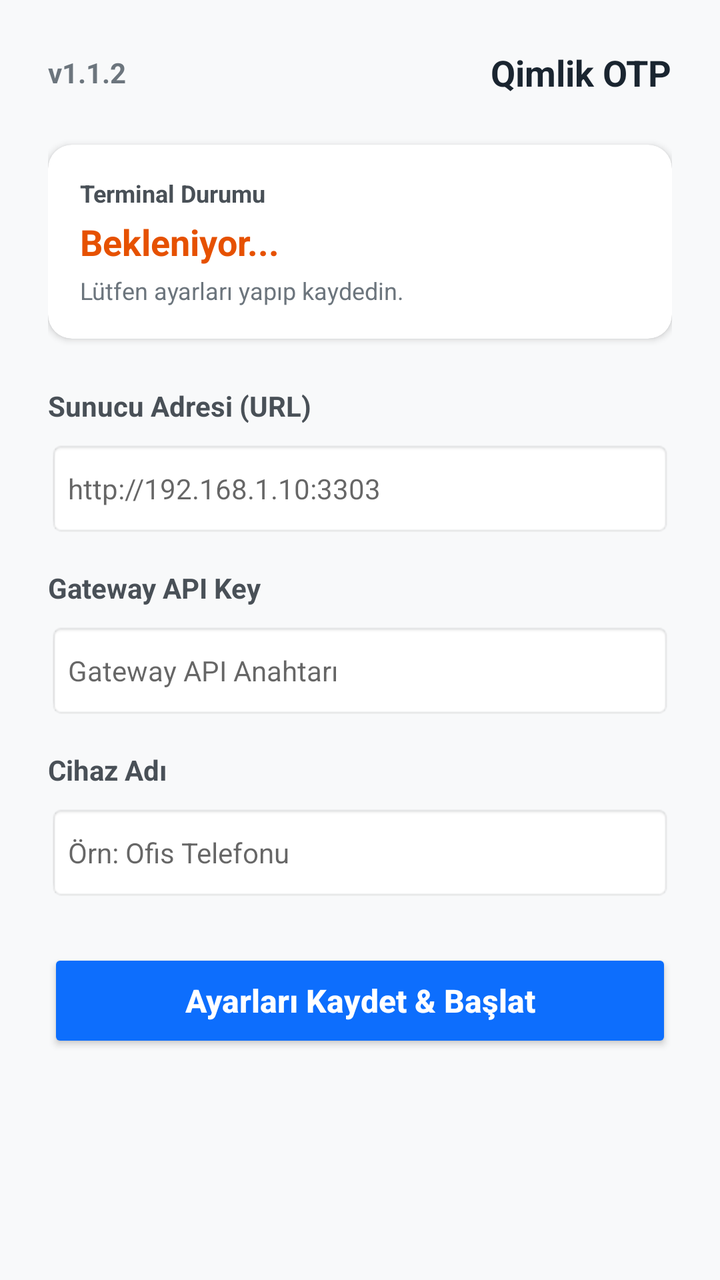
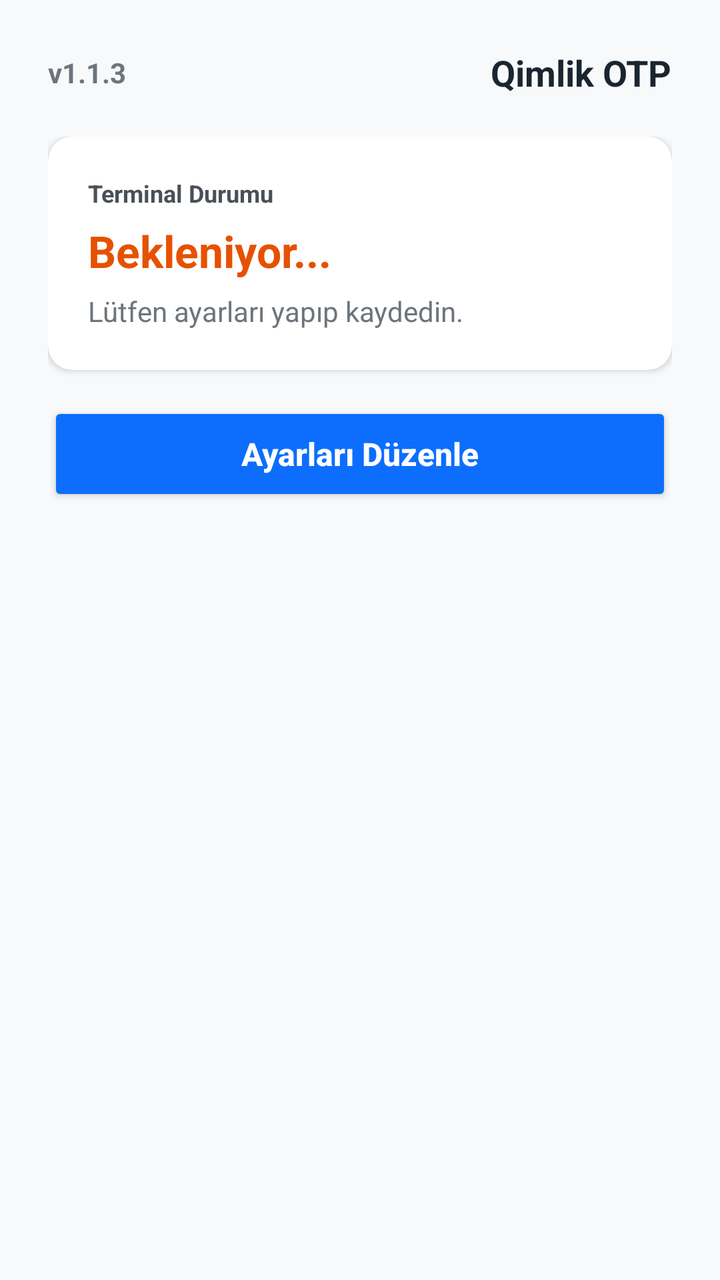

Before-and-after screenshots of an Android layout around one commit, followed by the original layout XML and the change that was made.
<!-- AndroidManifest.xml: application theme Theme.AppCompat.Light.NoActionBar -->
<!-- res/layout/activity_main.xml -->
<?xml version="1.0" encoding="utf-8"?>
<ScrollView xmlns:android="http://schemas.android.com/apk/res/android"
    xmlns:app="http://schemas.android.com/apk/res-auto"
    android:layout_width="match_parent"
    android:layout_height="match_parent"
    android:background="#F8F9FA"
    android:fillViewport="true">

    <LinearLayout
        android:layout_width="match_parent"
        android:layout_height="wrap_content"
        android:orientation="vertical"
        android:padding="24dp">

        
        <LinearLayout
            android:layout_width="match_parent"
            android:layout_height="wrap_content"
            android:orientation="horizontal"
            android:gravity="center_vertical"
            android:layout_marginBottom="24dp">

            <TextView
                android:id="@+id/versionText"
                android:layout_width="wrap_content"
                android:layout_height="wrap_content"
                android:text="v1.1.2"
                android:textColor="#6C757D"
                android:textSize="14sp"
                android:textStyle="bold" />

            <View
                android:layout_width="0dp"
                android:layout_height="0dp"
                android:layout_weight="1" />

            <TextView
                android:layout_width="wrap_content"
                android:layout_height="wrap_content"
                android:text="Qimlik OTP"
                android:textColor="#1A2530"
                android:textSize="18sp"
                android:textStyle="bold" />
        </LinearLayout>

        
        <androidx.cardview.widget.CardView
            android:layout_width="match_parent"
            android:layout_height="wrap_content"
            android:layout_marginBottom="24dp"
            app:cardCornerRadius="12dp"
            app:cardElevation="2dp"
            app:cardBackgroundColor="#FFFFFF">

            <LinearLayout
                android:layout_width="match_parent"
                android:layout_height="wrap_content"
                android:orientation="vertical"
                android:padding="16dp">

                <TextView
                    android:layout_width="wrap_content"
                    android:layout_height="wrap_content"
                    android:text="Terminal Durumu"
                    android:textColor="#495057"
                    android:textSize="12sp"
                    android:textStyle="bold"
                    android:layout_marginBottom="4dp"/>

                <TextView
                    android:id="@+id/statusText"
                    android:layout_width="wrap_content"
                    android:layout_height="wrap_content"
                    android:text="Bekleniyor..."
                    android:textColor="#E65100"
                    android:textSize="18sp"
                    android:textStyle="bold" />
                
                <TextView
                    android:id="@+id/statusSubText"
                    android:layout_width="wrap_content"
                    android:layout_height="wrap_content"
                    android:text="Lütfen ayarları yapıp kaydedin."
                    android:textColor="#6C757D"
                    android:textSize="12sp"
                    android:layout_marginTop="4dp"/>
            </LinearLayout>
        </androidx.cardview.widget.CardView>

        
        <TextView
            android:layout_width="wrap_content"
            android:layout_height="wrap_content"
            android:text="Sunucu Adresi (URL)"
            android:textColor="#495057"
            android:textSize="14sp"
            android:textStyle="bold"
            android:layout_marginBottom="8dp"/>

        <EditText
            android:id="@+id/editServerUrl"
            android:layout_width="match_parent"
            android:layout_height="48dp"
            android:background="@android:drawable/editbox_background_normal"
            android:hint="http://192.168.1.10:3303"
            android:inputType="textUri"
            android:padding="10dp"
            android:textSize="14sp"
            android:layout_marginBottom="16dp"/>

        <TextView
            android:layout_width="wrap_content"
            android:layout_height="wrap_content"
            android:text="Gateway API Key"
            android:textColor="#495057"
            android:textSize="14sp"
            android:textStyle="bold"
            android:layout_marginBottom="8dp"/>

        <EditText
            android:id="@+id/editGatewayKey"
            android:layout_width="match_parent"
            android:layout_height="48dp"
            android:background="@android:drawable/editbox_background_normal"
            android:hint="Gateway API Anahtarı"
            android:inputType="textPassword"
            android:padding="10dp"
            android:textSize="14sp"
            android:layout_marginBottom="16dp"/>

        <TextView
            android:layout_width="wrap_content"
            android:layout_height="wrap_content"
            android:text="Cihaz Adı"
            android:textColor="#495057"
            android:textSize="14sp"
            android:textStyle="bold"
            android:layout_marginBottom="8dp"/>

        <EditText
            android:id="@+id/editDeviceName"
            android:layout_width="match_parent"
            android:layout_height="48dp"
            android:background="@android:drawable/editbox_background_normal"
            android:hint="Örn: Ofis Telefonu"
            android:inputType="text"
            android:padding="10dp"
            android:textSize="14sp"
            android:layout_marginBottom="24dp"/>

        
        <Button
            android:id="@+id/btnSave"
            android:layout_width="match_parent"
            android:layout_height="52dp"
            android:text="Ayarları Kaydet &amp; Başlat"
            android:textAllCaps="false"
            android:textSize="16sp"
            android:textStyle="bold"
            android:textColor="#FFFFFF"
            android:backgroundTint="#0D6EFD"/>

    </LinearLayout>
</ScrollView>
<!-- resources referenced by this layout -->
<resources>

</resources>

<!-- the commit's change to res/layout/activity_main.xml (unified diff, before → after) -->
@@ -18,13 +18,13 @@
             android:layout_height="wrap_content"
             android:orientation="horizontal"
             android:gravity="center_vertical"
-            android:layout_marginBottom="24dp">
+            android:layout_marginBottom="20dp">
 
             <TextView
                 android:id="@+id/versionText"
                 android:layout_width="wrap_content"
                 android:layout_height="wrap_content"
-                android:text="v1.1.2"
+                android:text="v1.1.3"
                 android:textColor="#6C757D"
                 android:textSize="14sp"
                 android:textStyle="bold" />
@@ -44,121 +44,117 @@
         </LinearLayout>
 
         
-        <androidx.cardview.widget.CardView
+        <LinearLayout
+            android:id="@+id/layoutStatus"
             android:layout_width="match_parent"
             android:layout_height="wrap_content"
-            android:layout_marginBottom="24dp"
-            app:cardCornerRadius="12dp"
-            app:cardElevation="2dp"
-            app:cardBackgroundColor="#FFFFFF">
+            android:orientation="vertical"
+            android:visibility="visible">
 
-            <LinearLayout
+            
+            <androidx.cardview.widget.CardView
                 android:layout_width="match_parent"
                 android:layout_height="wrap_content"
-                android:orientation="vertical"
-                android:padding="16dp">
+                android:layout_marginBottom="16dp"
+                app:cardCornerRadius="12dp"
+                app:cardElevation="2dp"
+                app:cardBackgroundColor="#FFFFFF">
 
-                <TextView
-                    android:layout_width="wrap_content"
+                <LinearLayout
+                    android:layout_width="match_parent"
                     android:layout_height="wrap_content"
-                    android:text="Terminal Durumu"
-                    android:textColor="#495057"
-                    android:textSize="12sp"
-                    android:textStyle="bold"
-                    android:layout_marginBottom="4dp"/>
+                    android:orientation="vertical"
+                    android:padding="20dp">
 
-                <TextView
-                    android:id="@+id/statusText"
-                    android:layout_width="wrap_content"
+                    <TextView
+                        android:layout_width="wrap_content"
+                        android:layout_height="wrap_content"
+                        android:text="Terminal Durumu"
+                        android:textColor="#495057"
+                        android:textSize="12sp"
+                        android:textStyle="bold"
+                        android:layout_marginBottom="6dp"/>
+
+                    <TextView
+                        android:id="@+id/statusText"
+                        android:layout_width="wrap_content"
+                        android:layout_height="wrap_content"
+                        android:text="Bekleniyor..."
+                        android:textColor="#E65100"
+                        android:textSize="22sp"
+                        android:textStyle="bold" />
+                    
+                    <TextView
+                        android:id="@+id/statusSubText"
+                        android:layout_width="wrap_content"
+                        android:layout_height="wrap_content"
+                        android:text="Lütfen ayarları yapıp kaydedin."
+                        android:textColor="#6C757D"
+                        android:textSize="14sp"
+                        android:layout_marginTop="6dp"/>
+                </LinearLayout>
+            </androidx.cardview.widget.CardView>
+
+            
+            <androidx.cardview.widget.CardView
+                android:id="@+id/cardNotificationWarning"
+                android:layout_width="match_parent"
+                android:layout_height="wrap_content"
+                android:layout_marginBottom="20dp"
+                android:visibility="gone"
+                app:cardCornerRadius="12dp"
+                app:cardElevation="2dp"
+                app:cardBackgroundColor="#FFF3CD">
+
+                <LinearLayout
+                    android:layout_width="match_parent"
                     android:layout_height="wrap_content"
-                    android:text="Bekleniyor..."
-                    android:textColor="#E65100"
-                    android:textSize="18sp"
-                    android:textStyle="bold" />
-                
-                <TextView
-                    android:id="@+id/statusSubText"
-                    android:layout_width="wrap_content"
-                    android:layout_height="wrap_content"
-                    android:text="Lütfen ayarları yapıp kaydedin."
-                    android:textColor="#6C757D"
-                    android:textSize="12sp"
-                    android:layout_marginTop="4dp"/>
-            </LinearLayout>
-        </androidx.cardview.widget.CardView>
+                    android:orientation="vertical"
+                    android:padding="16dp">
 
-        
-        <TextView
-            android:layout_width="wrap_content"
-            android:layout_height="wrap_content"
-            android:text="Sunucu Adresi (URL)"
-            android:textColor="#495057"
-            android:textSize="14sp"
-            android:textStyle="bold"
-            android:layout_marginBottom="8dp"/>
+                    <TextView
+                        android:layout_width="wrap_content"
+                        android:layout_height="wrap_content"
+                        android:text="WhatsApp İçin İzin Gerekli!"
+                        android:textColor="#856404"
+                        android:textSize="14sp"
+                        android:textStyle="bold"
+                        android:layout_marginBottom="4dp"/>
 
-        <EditText
-            android:id="@+id/editServerUrl"
-            android:layout_width="match_parent"
-            android:layout_height="48dp"
-            android:background="@android:drawable/editbox_background_normal"
-            android:hint="http://192.168.1.10:3303"
-            android:inputType="textUri"
-            android:padding="10dp"
-            android:textSize="14sp"
-            android:layout_marginBottom="16dp"/>
+                    <TextView
+                        android:layout_width="wrap_content"
+                        android:layout_height="wrap_content"
+                        android:text="WhatsApp OTP doğrulamasını yakalamak için bildirim erişimine izin vermelisiniz."
+                        android:textColor="#856404"
+                        android:textSize="12sp"
+                        android:layout_marginBottom="12dp"/>
 
-        <TextView
-            android:layout_width="wrap_content"
-            android:layout_height="wrap_content"
-            android:text="Gateway API Key"
-            android:textColor="#495057"
-            android:textSize="14sp"
-            android:textStyle="bold"
-            android:layout_marginBottom="8dp"/>
+                    <Button
+                        android:id="@+id/btnGrantNotification"
+                        android:layout_width="match_parent"
+                        android:layout_height="40dp"
+                        android:text="Bildirim İznini Yetkilendir"
+                        android:textAllCaps="false"
+                        android:textColor="#FFFFFF"
+                        android:backgroundTint="#856404"
+                        android:textSize="12sp" />
+                </LinearLayout>
+            </androidx.cardview.widget.CardView>
 
-        <EditText
-            android:id="@+id/editGatewayKey"
-            android:layout_width="match_parent"
-            android:layout_height="48dp"
-            android:background="@android:drawable/editbox_background_normal"
-            android:hint="Gateway API Anahtarı"
-            android:inputType="textPassword"
-            android:padding="10dp"
-            android:textSize="14sp"
-            android:layout_marginBottom="16dp"/>
+            
+            <Button
+                android:id="@+id/btnEditSettings"
+                android:layout_width="match_parent"
+                android:layout_height="52dp"
+                android:text="Ayarları Düzenle"
+                android:textAllCaps="false"
+                android:textSize="16sp"
+                android:textStyle="bold"
+                android:textColor="#FFFFFF"
+                android:backgroundTint="#0D6EFD"/>
+        </LinearLayout>
 
-        <TextView
-            android:layout_width="wrap_content"
-            android:layout_height="wrap_content"
-            android:text="Cihaz Adı"
-            android:textColor="#495057"
-            android:textSize="14sp"
-            android:textStyle="bold"
-            android:layout_marginBottom="8dp"/>
 
-        <EditText
-            android:id="@+id/editDeviceName"
-            android:layout_width="match_parent"
-            android:layout_height="48dp"
-            android:background="@android:drawable/editbox_background_normal"
-            android:hint="Örn: Ofis Telefonu"
-            android:inputType="text"
-            android:padding="10dp"
-            android:textSize="14sp"
-            android:layout_marginBottom="24dp"/>
-
-        
-        <Button
-            android:id="@+id/btnSave"
-            android:layout_width="match_parent"
-            android:layout_height="52dp"
-            android:text="Ayarları Kaydet &amp; Başlat"
-            android:textAllCaps="false"
-            android:textSize="16sp"
-            android:textStyle="bold"
-            android:textColor="#FFFFFF"
-            android:backgroundTint="#0D6EFD"/>
 
     </LinearLayout>
 </ScrollView>
